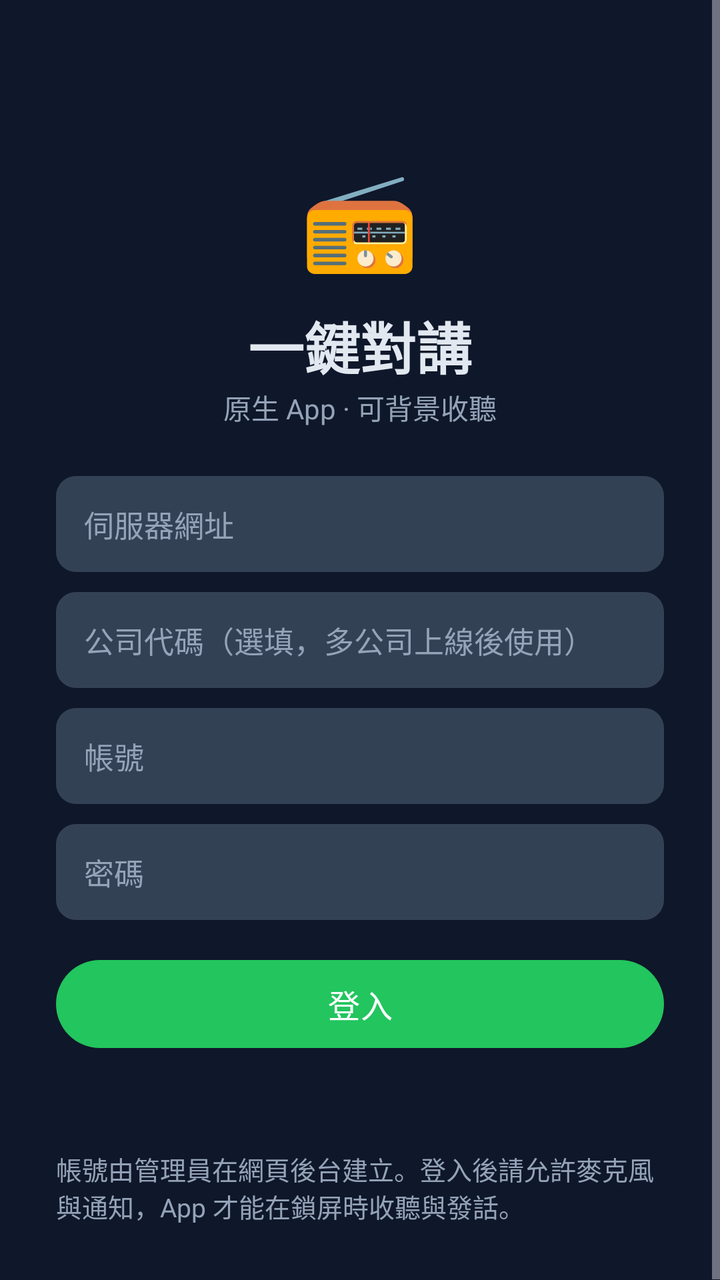
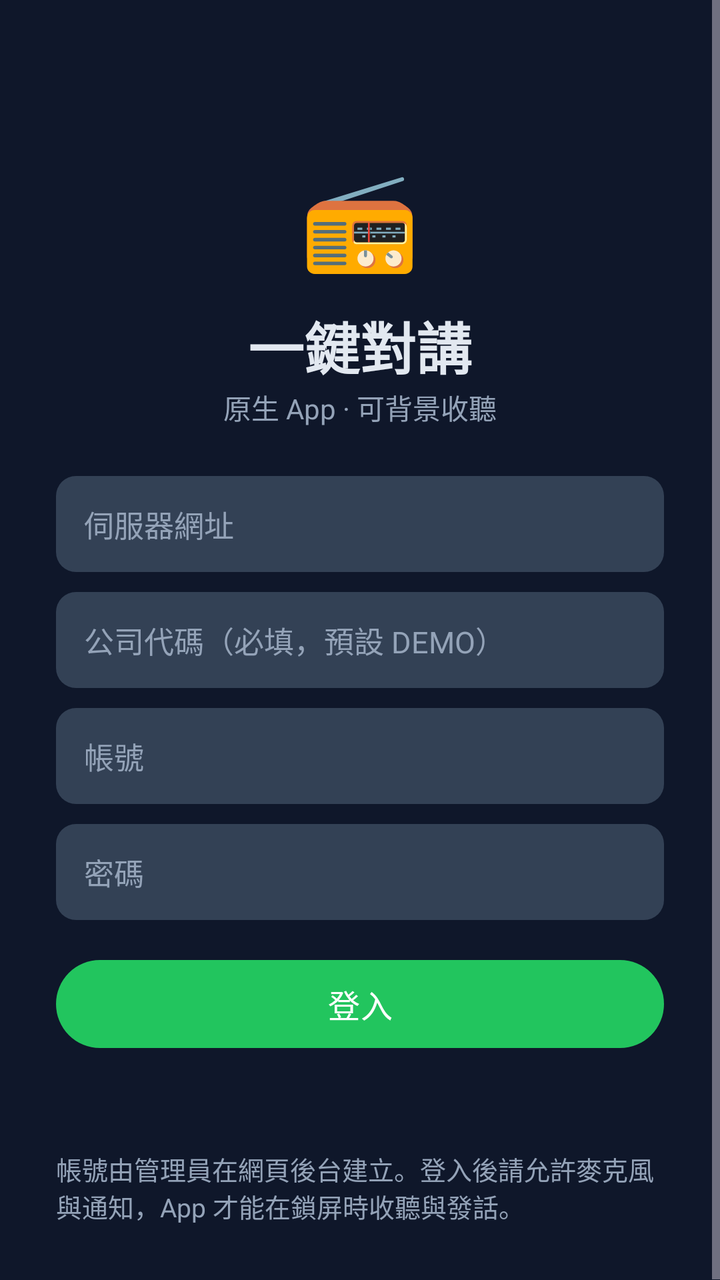

Screens rendered from an Android XML layout before and after an edit, with the pre-edit source and the edit as a unified diff.
<!-- AndroidManifest.xml: application theme Theme.Ptt -->
<!-- res/layout/activity_login.xml -->
<?xml version="1.0" encoding="utf-8"?>
<ScrollView xmlns:android="http://schemas.android.com/apk/res/android"
    android:layout_width="match_parent"
    android:layout_height="match_parent"
    android:background="@color/bg"
    android:fillViewport="true">

    <LinearLayout
        android:layout_width="match_parent"
        android:layout_height="wrap_content"
        android:gravity="center_horizontal"
        android:orientation="vertical"
        android:padding="28dp">

        <TextView
            android:layout_width="wrap_content"
            android:layout_height="wrap_content"
            android:layout_marginTop="48dp"
            android:text="📻"
            android:textSize="48sp" />

        <TextView
            android:layout_width="wrap_content"
            android:layout_height="wrap_content"
            android:layout_marginTop="12dp"
            android:text="一鍵對講"
            android:textColor="@color/text"
            android:textSize="28sp"
            android:textStyle="bold" />

        <TextView
            android:layout_width="wrap_content"
            android:layout_height="wrap_content"
            android:layout_marginBottom="24dp"
            android:text="原生 App · 可背景收聽"
            android:textColor="@color/muted"
            android:textSize="14sp" />

        <EditText
            android:id="@+id/serverUrl"
            android:layout_width="match_parent"
            android:layout_height="48dp"
            android:layout_marginBottom="10dp"
            android:background="@drawable/bg_input"
            android:hint="伺服器網址"
            android:inputType="textUri"
            android:paddingStart="14dp"
            android:paddingEnd="14dp"
            android:textColor="@color/text"
            android:textColorHint="@color/muted"
            android:textSize="15sp" />

        <EditText
            android:id="@+id/company"
            android:layout_width="match_parent"
            android:layout_height="48dp"
            android:layout_marginBottom="10dp"
            android:background="@drawable/bg_input"
            android:hint="公司代碼（選填，多公司上線後使用）"
            android:inputType="text"
            android:paddingStart="14dp"
            android:paddingEnd="14dp"
            android:textColor="@color/text"
            android:textColorHint="@color/muted"
            android:textSize="15sp" />

        <EditText
            android:id="@+id/username"
            android:layout_width="match_parent"
            android:layout_height="48dp"
            android:layout_marginBottom="10dp"
            android:autofillHints="username"
            android:background="@drawable/bg_input"
            android:hint="帳號"
            android:inputType="textEmailAddress"
            android:paddingStart="14dp"
            android:paddingEnd="14dp"
            android:textColor="@color/text"
            android:textColorHint="@color/muted"
            android:textSize="15sp" />

        <EditText
            android:id="@+id/password"
            android:layout_width="match_parent"
            android:layout_height="48dp"
            android:layout_marginBottom="16dp"
            android:autofillHints="password"
            android:background="@drawable/bg_input"
            android:hint="密碼"
            android:inputType="textPassword"
            android:paddingStart="14dp"
            android:paddingEnd="14dp"
            android:textColor="@color/text"
            android:textColorHint="@color/muted"
            android:textSize="15sp" />

        <com.google.android.material.button.MaterialButton
            android:id="@+id/loginBtn"
            android:layout_width="match_parent"
            android:layout_height="52dp"
            android:text="登入"
            android:textSize="16sp" />

        <TextView
            android:id="@+id/error"
            android:layout_width="match_parent"
            android:layout_height="wrap_content"
            android:layout_marginTop="12dp"
            android:textColor="@color/red"
            android:textSize="14sp" />

        <TextView
            android:layout_width="match_parent"
            android:layout_height="wrap_content"
            android:layout_marginTop="16dp"
            android:text="帳號由管理員在網頁後台建立。登入後請允許麥克風與通知，App 才能在鎖屏時收聽與發話。"
            android:textColor="@color/muted"
            android:textSize="13sp" />
    </LinearLayout>
</ScrollView>
<!-- resources referenced by this layout -->
<resources>
  <color name="bg">#FF0F172A</color>
  <color name="muted">#FF94A3B8</color>
  <color name="red">#FFEF4444</color>
  <color name="text">#FFE2E8F0</color>
  <!-- drawable bg_input (drawable) -->
  <?xml version="1.0" encoding="utf-8"?>
  <shape xmlns:android="http://schemas.android.com/apk/res/android" android:shape="rectangle">
      <solid android:color="@color/card2" />
      <corners android:radius="10dp" />
  </shape>
  <style name="Theme.Ptt" parent="Theme.Material3.Dark.NoActionBar">
          <item name="android:statusBarColor">@color/bg</item>
          <item name="android:navigationBarColor">@color/bg</item>
          <item name="android:windowBackground">@color/bg</item>
          <item name="colorPrimary">@color/green</item>
          <item name="colorOnPrimary">@android:color/white</item>
          <item name="android:textColor">@color/text</item>
          <item name="android:textColorPrimary">@color/text</item>
          <item name="colorSurface">@color/card</item>
      </style>
  <color name="card2">#FF334155</color>
  <color name="green">#FF22C55E</color>
  <color name="card">#FF1E293B</color>
</resources>

<!-- the commit's change to res/layout/activity_login.xml (unified diff, before → after) -->
@@ -56,8 +56,8 @@
             android:layout_height="48dp"
             android:layout_marginBottom="10dp"
             android:background="@drawable/bg_input"
-            android:hint="公司代碼（選填，多公司上線後使用）"
-            android:inputType="text"
+            android:hint="公司代碼（必填，預設 DEMO）"
+            android:inputType="textCapCharacters"
             android:paddingStart="14dp"
             android:paddingEnd="14dp"
             android:textColor="@color/text"
